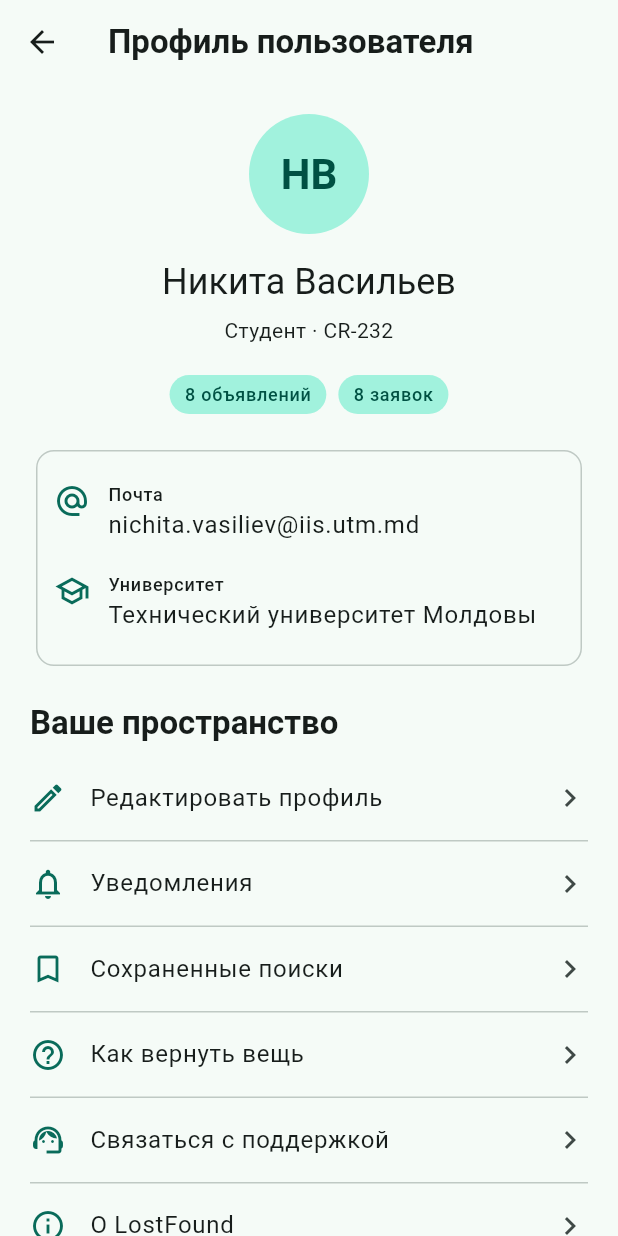
After one commit to VasilievNichita/LostFound_project, a Flutter app: the ProfileScreen screen opened directly, on a phone screen of 412 x 824 dp. The commit adds this screen. Run offline on Flutter 3.47's test engine with Material 3 defaults, Android fonts, the phone set to English and light mode, and no system bars.

Commit message:
L2: добавил профиль пользователя

```diff
--- a/lib/screens/demo_screen.dart
+++ b/lib/screens/demo_screen.dart
@@ -13,6 +13,8 @@ import 'claim_screen.dart';
 import 'messages_screen.dart';
 
 import 'my_activity_screen.dart';
+
+import 'profile_screen.dart';
 
 // SCREEN_IMPORTS
 
@@ -38,6 +40,7 @@ class DemoScreen extends StatelessWidget {
         Icons.inventory_2_outlined,
         const MyActivityScreen(),
       ),
+      ('Профиль пользователя', Icons.person_outline, const ProfileScreen()),
       // SCREEN_ENTRIES
     ];
     return Scaffold(
--- /dev/null
+++ b/lib/screens/profile_screen.dart
@@ -0,0 +1,106 @@
+import 'package:flutter/material.dart';
+
+import '../data/mock_data.dart';
+import '../widgets/info_row.dart';
+import '../widgets/status_badge.dart';
+
+class ProfileScreen extends StatelessWidget {
+  const ProfileScreen({super.key});
+
+  @override
+  Widget build(BuildContext context) {
+    final theme = Theme.of(context);
+    const options = [
+      (Icons.edit_outlined, 'Редактировать профиль'),
+      (Icons.notifications_outlined, 'Уведомления'),
+      (Icons.bookmark_border, 'Сохраненные поиски'),
+      (Icons.help_outline, 'Как вернуть вещь'),
+      (Icons.support_agent, 'Связаться с поддержкой'),
+      (Icons.info_outline, 'О LostFound'),
+    ];
+    return Scaffold(
+      appBar: AppBar(title: const Text('Профиль пользователя')),
+      body: ListView(
+        padding: const EdgeInsets.all(20),
+        children: [
+          Center(
+            child: CircleAvatar(
+              radius: 40,
+              backgroundColor: theme.colorScheme.primaryContainer,
+              child: Text(
+                'НВ',
+                style: theme.textTheme.headlineMedium?.copyWith(
+                  color: theme.colorScheme.onPrimaryContainer,
+                ),
+              ),
+            ),
+          ),
+          const SizedBox(height: 16),
+          Text(
+            'Никита Васильев',
+            textAlign: TextAlign.center,
+            style: theme.textTheme.headlineSmall,
+          ),
+          const SizedBox(height: 6),
+          const Text('Студент · CR-232', textAlign: TextAlign.center),
+          const SizedBox(height: 20),
+          Center(
+            child: Wrap(
+              spacing: 8,
+              runSpacing: 8,
+              children: [
+                StatusBadge(label: '${myItems.length} объявлений'),
+                StatusBadge(label: '${claims.length} заявок'),
+              ],
+            ),
+          ),
+          const SizedBox(height: 20),
+          const Card.outlined(
+            child: Padding(
+              padding: EdgeInsets.all(12),
+              child: Column(
+                children: [
+                  InfoRow(
+                    icon: Icons.alternate_email,
+                    label: 'Почта',
+                    value: 'nichita.vasiliev@iis.utm.md',
+                  ),
+                  InfoRow(
+                    icon: Icons.school_outlined,
+                    label: 'Университет',
+                    value: 'Технический университет Молдовы',
+                  ),
+                ],
+              ),
+            ),
+          ),
+          const SizedBox(height: 20),
+          Text('Ваше пространство', style: theme.textTheme.titleLarge),
+          const SizedBox(height: 8),
+          ListView.separated(
+            shrinkWrap: true,
+            physics: const NeverScrollableScrollPhysics(),
+            itemCount: options.length,
+            separatorBuilder: (_, _) => const Divider(height: 1),
+            itemBuilder: (_, index) => ListTile(
+              contentPadding: EdgeInsets.zero,
+              leading: Icon(
+                options[index].$1,
+                color: theme.colorScheme.primary,
+              ),
+              title: Text(options[index].$2),
+              trailing: const Icon(Icons.chevron_right),
+              onTap: () {},
+            ),
+          ),
+          const SizedBox(height: 16),
+          OutlinedButton.icon(
+            onPressed: () {},
+            icon: const Icon(Icons.logout),
+            label: const Text('Выйти из аккаунта'),
+          ),
+        ],
+      ),
+    );
+  }
+}
```
